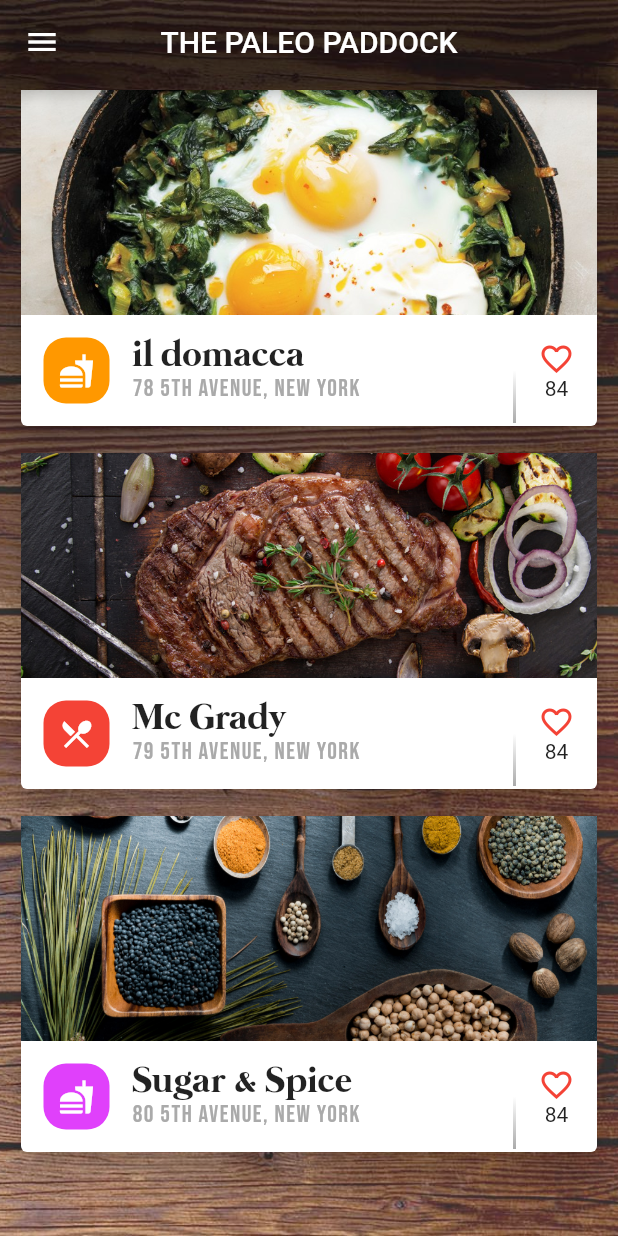
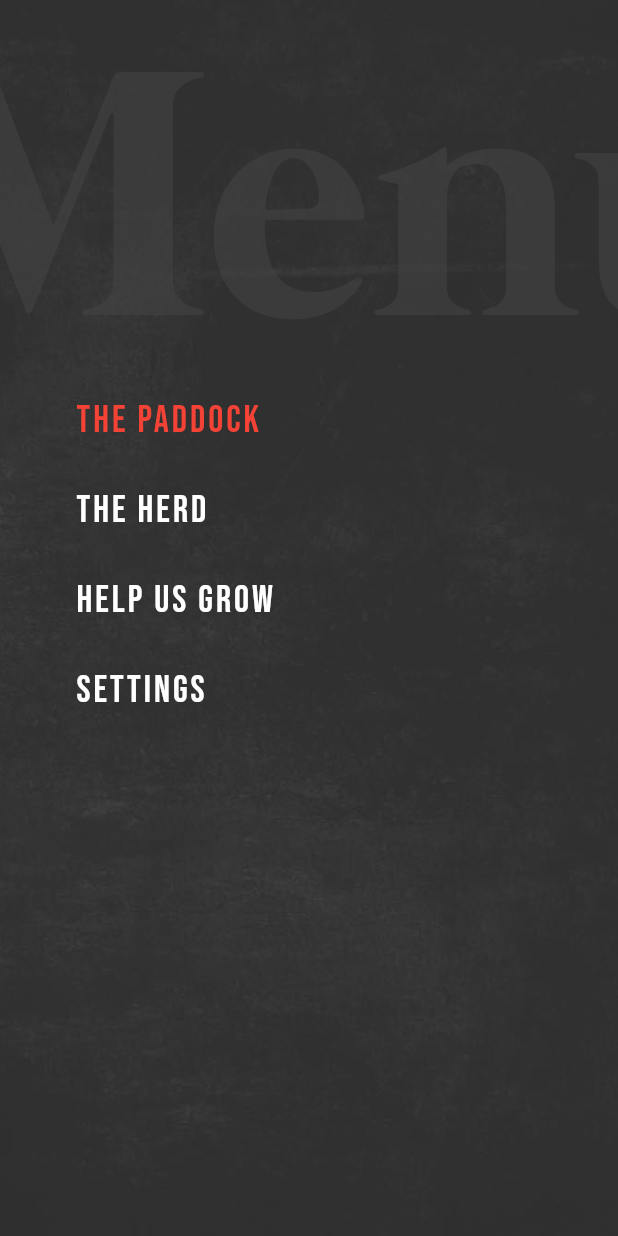
Before and after one commit to brianegan/flutter_ui_challenge_zoom_menu, a Flutter app: the screen it shows after launch, on a phone screen of 412 x 824 dp. Run offline on Flutter 3.47's test engine with Material 2 defaults, Android fonts, the phone set to English and light mode, and no system bars.

```diff
--- a/lib/main.dart
+++ b/lib/main.dart
@@ -1,4 +1,5 @@
 import 'package:flutter/material.dart';
+import 'package:zoom_menu/restaurant_screen.dart';
 
 void main() => runApp(new MyApp());
 
@@ -24,170 +25,97 @@ class MyHomePage extends StatefulWidget {
 class _MyHomePageState extends State<MyHomePage> {
   @override
   Widget build(BuildContext context) {
-    return Container(
+    return new Material(
+      child: Stack(
+        children: [
+          new Container(
+            width: double.infinity,
+            height: double.infinity,
             decoration: new BoxDecoration(
               image: new DecorationImage(
-          image: new AssetImage('assets/wood_bk.jpg'),
+                image: new AssetImage('assets/dark_grunge_bk.jpg'),
                 fit: BoxFit.cover,
               ),
+              color: Colors.transparent,
             ),
-      child: new Scaffold(
-        backgroundColor: Colors.transparent,
-        appBar: new AppBar(
-          title: new Text('THE PALEO PADDOCK'),
-          centerTitle: true,
-          backgroundColor: Colors.transparent,
-          leading: new IconButton(
-              icon: new Icon(
-                Icons.menu,
+            child: new Stack(
+              children: [
+                new Transform(
+                  transform: new Matrix4.translationValues(-100.0, 0.0, 0.0),
+                  child: new OverflowBox(
+                    maxWidth: double.infinity,
+                    alignment: Alignment.topLeft,
+                    child: new Padding(
+                      padding: const EdgeInsets.all(30.0),
+                      child: new Text(
+                        'Menu',
+                        style: new TextStyle(
+                          color: const Color(0x88444444),
+                          fontSize: 240.0,
+                          fontFamily: 'mermaid',
                         ),
-              onPressed: () {
-
-              }
+                        textAlign: TextAlign.left,
+                        softWrap: false,
                       ),
                     ),
-        body: new ListView(
-          children: [
-            new _RestaurantCard(
-              headerImageAssetPath: 'assets/eggs_in_skillet.jpg',
-              icon: Icons.fastfood,
-              iconBackgroundColor: Colors.orange,
-              title: 'il domacca',
-              subtitle: '78 5TH AVENUE, NEW YORK',
-              heartCount: 84,
-            ),
-            new _RestaurantCard(
-              headerImageAssetPath: 'assets/steak_on_cooktop.jpg',
-              icon: Icons.local_dining,
-              iconBackgroundColor: Colors.red,
-              title: 'Mc Grady',
-              subtitle: '79 5TH AVENUE, NEW YORK',
-              heartCount: 84,
-            ),
-            new _RestaurantCard(
-              headerImageAssetPath: 'assets/spoons_of_spices.jpg',
-              icon: Icons.fastfood,
-              iconBackgroundColor: Colors.purpleAccent,
-              title: 'Sugar & Spice',
-              subtitle: '80 5TH AVENUE, NEW YORK',
-              heartCount: 84,
-            ),
-          ],
                   ),
                 ),
-    );
-  }
-}
-
-class _RestaurantCard extends StatelessWidget {
-
-  final String headerImageAssetPath;
-  final IconData icon;
-  final Color iconBackgroundColor;
-  final String title;
-  final String subtitle;
-  final int heartCount;
-
-  _RestaurantCard({
-    this.headerImageAssetPath,
-    this.icon,
-    this.iconBackgroundColor,
-    this.title,
-    this.subtitle,
-    this.heartCount,
-  });
-
-  @override
-  Widget build(BuildContext context) {
-    return new Theme(
-      data: new ThemeData(
-        brightness: Brightness.light,
-      ),
-      child: new Padding(
-        padding: const EdgeInsets.only(left: 10.0, right: 10.0, bottom: 10.0),
-        child: new Card(
-          elevation: 10.0,
-          child: new Column(
-            mainAxisSize: MainAxisSize.min,
-            children: [
-              new Image.asset(
-                headerImageAssetPath,
-                width: double.infinity,
-                height: 150.0,
-                fit: BoxFit.cover,
-              ),
-              new Row(
-                children: [
-                  new Padding(
-                    padding: const EdgeInsets.all(15.0),
-                    child: new Container(
-                        padding: const EdgeInsets.all(10.0),
-                        decoration: new BoxDecoration(
-                          color: iconBackgroundColor,
-                          borderRadius: new BorderRadius.all(const Radius.circular(15.0)),
-                        ),
-                        child: new Icon(
-                          icon,
-                          color: Colors.white,
-                        )
-                    ),
-                  ),
-                  new Expanded(
+                new Transform(
+                  transform: new Matrix4.translationValues(0.0, 250.0, 0.0),
                   child: new Column(
                     crossAxisAlignment: CrossAxisAlignment.start,
                     children: [
-                        new Text(
-                          title,
-                          style: const TextStyle(
-                            fontSize: 25.0,
-                            fontFamily: 'mermaid',
+                      new _MenuItem(
+                        title: 'THE PADDOCK',
+                        isSelected: true,
                       ),
+                      new _MenuItem(
+                        title: 'THE HERD',
+                        isSelected: false,
                       ),
-                        new Text(
-                          subtitle,
-                          style: const TextStyle(
-                            fontSize: 16.0,
-                            fontFamily: 'bebas-neue',
-                            letterSpacing: 1.0,
-                            color: const Color(0xFFAAAAAA),
+                      new _MenuItem(
+                        title: 'HELP US GROW',
+                        isSelected: false,
                       ),
-                        ),
-                      ],
-                    ),
-                  ),
-                  new Container(
-                    width: 2.0,
-                    height: 70.0,
-                    decoration: new BoxDecoration(
-                      gradient: new LinearGradient(
-                        colors: [
-                          Colors.white,
-                          Colors.white,
-                          const Color(0xFFAAAAAA),
-                        ],
-                        begin: Alignment.topCenter,
-                        end: Alignment.bottomCenter,
-                      ),
-                    ),
-                  ),
-                  new Padding(
-                    padding: const EdgeInsets.only(left: 15.0, right: 15.0),
-                    child: new Column(
-                      children: [
-                        new Icon(
-                          Icons.favorite_border,
-                          color: Colors.red,
-                        ),
-                        new Text(
-                          '$heartCount',
+                      new _MenuItem(
+                        title: 'SETTINGS',
+                        isSelected: false,
                       ),
                     ],
                   ),
                 ),
               ],
             ),
+          ),
+
+//        new RestaurantScreen(),
         ],
       ),
+    );
+  }
+}
+
+class _MenuItem extends StatelessWidget {
+
+  final title;
+  final isSelected;
+
+  _MenuItem({
+    this.title,
+    this.isSelected,
+  });
+
+  @override
+  Widget build(BuildContext context) {
+    return new Padding(
+      padding: const EdgeInsets.only(left: 50.0, top: 15.0, bottom: 15.0),
+      child: new Text(
+        title,
+        style: new TextStyle(
+          color: isSelected ? Colors.red : Colors.white,
+          fontSize: 25.0,
+          fontFamily: 'bebas-neue',
+          letterSpacing: 2.0,
         ),
       ),
     );
```
Also changed, not shown: lib/restaurant_screen.dart (added, +174 -0 lines). Lines whose indentation alone changed are shown as unchanged.
